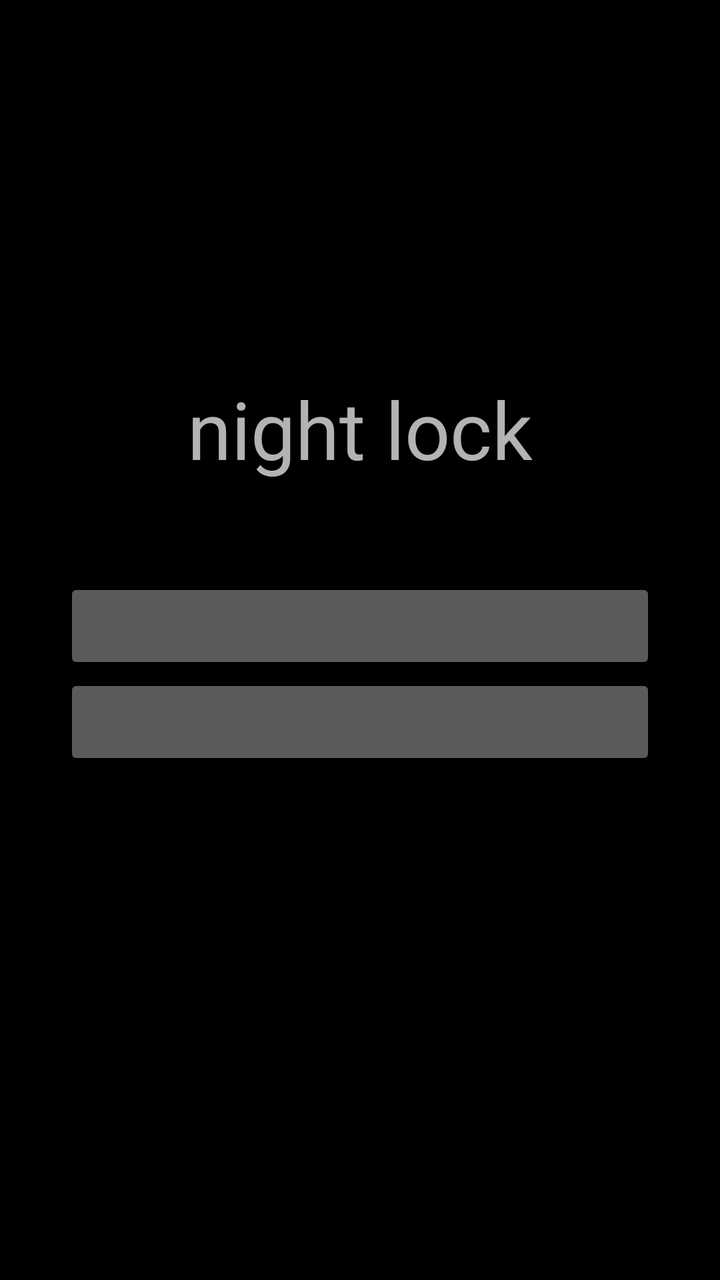
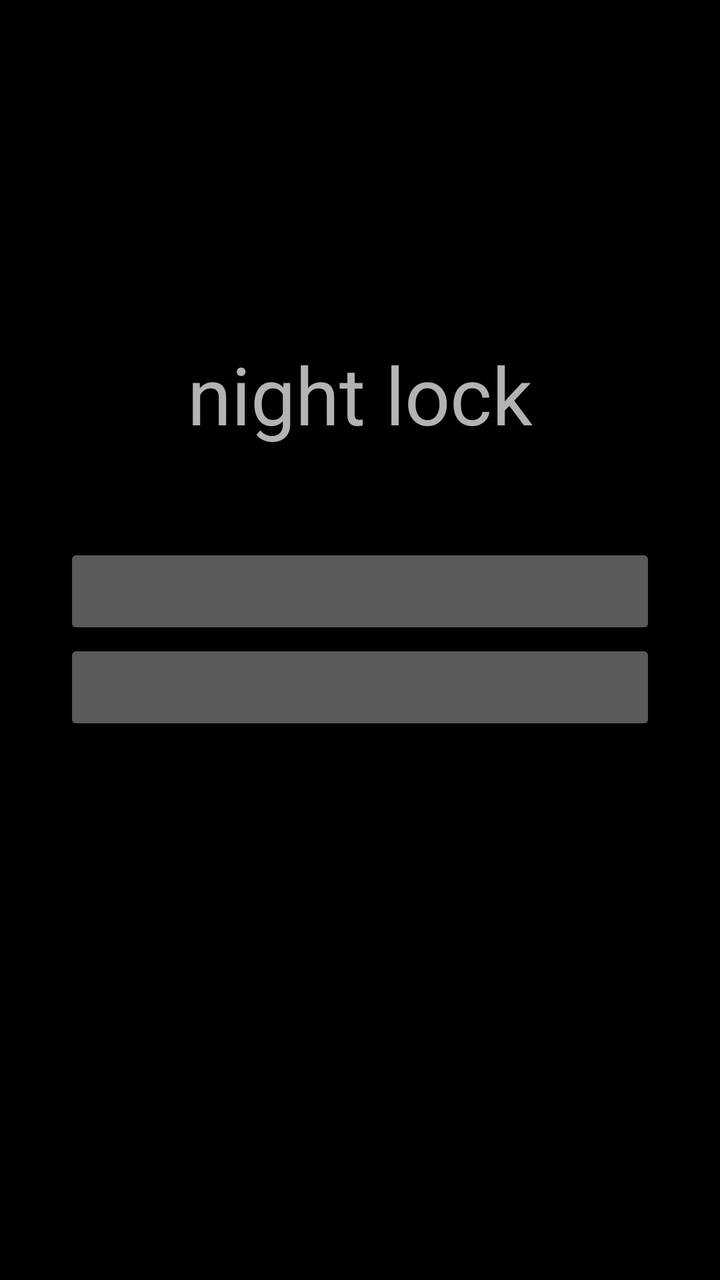

Two renders of the same Android screen: before a commit and after it. Below are the layout's source before the change and the commit's diff.
<!-- AndroidManifest.xml: application theme Theme.NightLock -->
<!-- res/layout/main.xml -->
<?xml version="1.0" encoding="utf-8"?>
<LinearLayout xmlns:android="http://schemas.android.com/apk/res/android"
    android:layout_width="match_parent"
    android:layout_height="match_parent"
    android:orientation="vertical"
    android:gravity="center"
    android:padding="32dp">

    <TextView
        android:text="@string/app_name"
        android:textSize="40sp"
        android:layout_marginBottom="48dp"
        android:layout_width="wrap_content"
        android:layout_height="wrap_content" />

    <Button
        android:id="@+id/start"
        android:layout_width="match_parent"
        android:layout_height="wrap_content" />

    <Button
        android:id="@+id/end"
        android:layout_width="match_parent"
        android:layout_height="wrap_content" />

    <TextView
        android:id="@+id/status"
        android:layout_marginTop="48dp"
        android:textSize="14sp"
        android:textIsSelectable="true"
        android:layout_width="match_parent"
        android:layout_height="wrap_content" />
</LinearLayout>
<!-- resources referenced by this layout -->
<resources>
  <string name="app_name">night lock</string>
  <style name="Theme.NightLock" parent="android:Theme.Material.NoActionBar">
          <item name="android:windowBackground">@android:color/black</item>
      </style>
</resources>

<!-- the commit's change to res/layout/main.xml (unified diff, before → after) -->
@@ -24,6 +24,12 @@
         android:layout_height="wrap_content" />
 
     <TextView
+        android:id="@+id/schedule"
+        android:layout_marginTop="16dp"
+        android:layout_width="match_parent"
+        android:layout_height="wrap_content" />
+
+    <TextView
         android:id="@+id/status"
         android:layout_marginTop="48dp"
         android:textSize="14sp"
